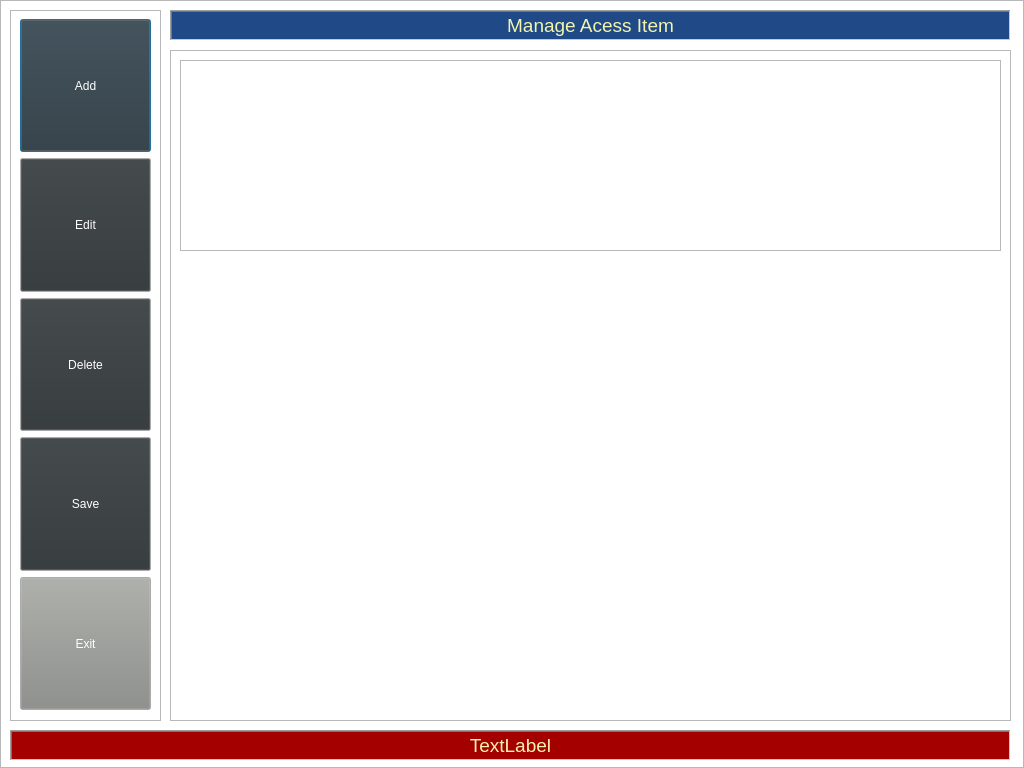
The window that manage_access_item.ui (swodaemkram/aces) describes before a commit, drawn with Qt 5.
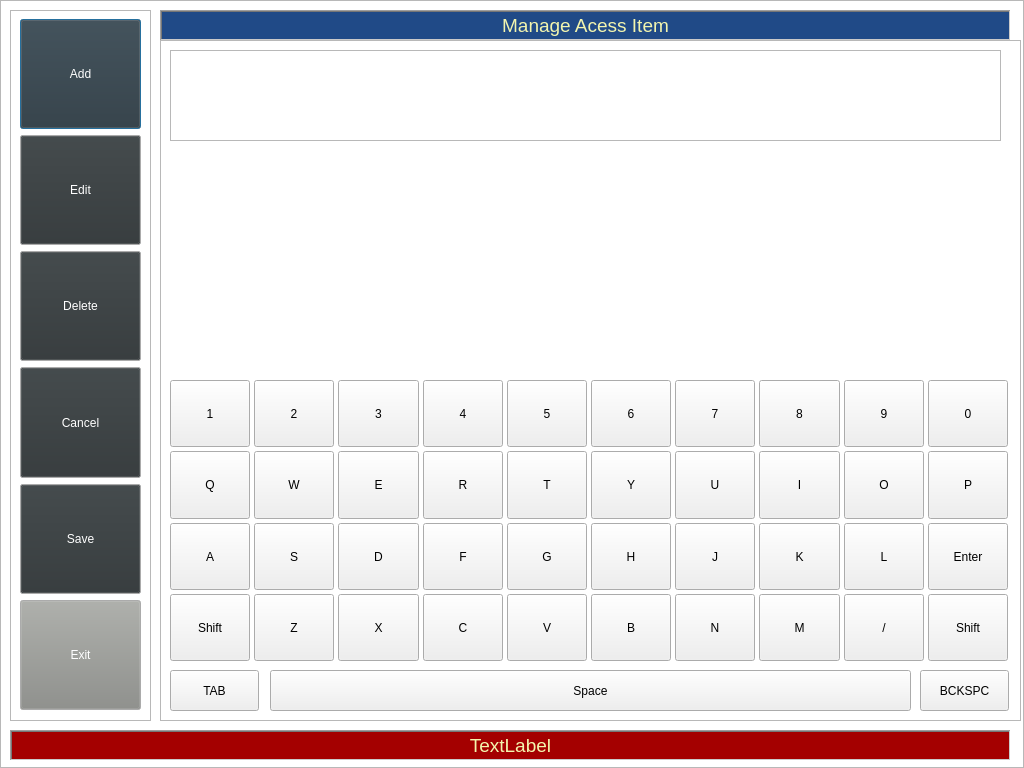
The same window after the commit.

Commit message: Have on screen keyboard and encryption working

What changed in the file:
```diff
--- a/manage_access_item.ui
+++ b/manage_access_item.ui
@@ -32,9 +32,9 @@
   <widget class="QLabel" name="label">
    <property name="geometry">
     <rect>
-     <x>170</x>
+     <x>160</x>
      <y>10</y>
-     <width>841</width>
+     <width>851</width>
      <height>31</height>
     </rect>
    </property>
@@ -411,7 +411,7 @@
     <rect>
      <x>10</x>
      <y>10</y>
-     <width>151</width>
+     <width>141</width>
      <height>711</height>
     </rect>
    </property>
@@ -426,7 +426,7 @@
      <rect>
       <x>10</x>
       <y>9</y>
-      <width>131</width>
+      <width>121</width>
       <height>691</height>
      </rect>
     </property>
@@ -662,6 +662,83 @@
        </property>
       </widget>
      </item>
+     <item>
+      <widget class="QPushButton" name="pushButton_6">
+       <property name="sizePolicy">
+        <sizepolicy hsizetype="MinimumExpanding" vsizetype="MinimumExpanding">
+         <horstretch>0</horstretch>
+         <verstretch>0</verstretch>
+        </sizepolicy>
+       </property>
+       <property name="palette">
+        <palette>
+         <active>
+          <colorrole role="Button">
+           <brush brushstyle="SolidPattern">
+            <color alpha="255">
+             <red>46</red>
+             <green>52</green>
+             <blue>54</blue>
+            </color>
+           </brush>
+          </colorrole>
+          <colorrole role="ButtonText">
+           <brush brushstyle="SolidPattern">
+            <color alpha="255">
+             <red>255</red>
+             <green>255</green>
+             <blue>255</blue>
+            </color>
+           </brush>
+          </colorrole>
+         </active>
+         <inactive>
+          <colorrole role="Button">
+           <brush brushstyle="SolidPattern">
+            <color alpha="255">
+             <red>46</red>
+             <green>52</green>
+             <blue>54</blue>
+            </color>
+           </brush>
+          </colorrole>
+          <colorrole role="ButtonText">
+           <brush brushstyle="SolidPattern">
+            <color alpha="255">
+             <red>255</red>
+             <green>255</green>
+             <blue>255</blue>
+            </color>
+           </brush>
+          </colorrole>
+         </inactive>
+         <disabled>
+          <colorrole role="Button">
+           <brush brushstyle="SolidPattern">
+            <color alpha="255">
+             <red>46</red>
+             <green>52</green>
+             <blue>54</blue>
+            </color>
+           </brush>
+          </colorrole>
+          <colorrole role="ButtonText">
+           <brush brushstyle="SolidPattern">
+            <color alpha="255">
+             <red>190</red>
+             <green>190</green>
+             <blue>190</blue>
+            </color>
+           </brush>
+          </colorrole>
+         </disabled>
+        </palette>
+       </property>
+       <property name="text">
+        <string>Cancel</string>
+       </property>
+      </widget>
+     </item>
      <item>
       <widget class="QPushButton" name="pushButton_5">
        <property name="sizePolicy">
@@ -849,10 +926,10 @@
   <widget class="QFrame" name="frame_2">
    <property name="geometry">
     <rect>
-     <x>170</x>
-     <y>50</y>
-     <width>841</width>
-     <height>671</height>
+     <x>160</x>
+     <y>40</y>
+     <width>861</width>
+     <height>681</height>
     </rect>
    </property>
    <property name="frameShape">
@@ -866,8 +943,8 @@
      <rect>
       <x>10</x>
       <y>10</y>
-      <width>821</width>
-      <height>191</height>
+      <width>831</width>
+      <height>91</height>
      </rect>
     </property>
     <property name="font">
@@ -885,6 +962,589 @@
      <bool>false</bool>
     </attribute>
    </widget>
+   <widget class="QWidget" name="gridLayoutWidget">
+    <property name="geometry">
+     <rect>
+      <x>10</x>
+      <y>340</y>
+      <width>838</width>
+      <height>281</height>
+     </rect>
+    </property>
+    <layout class="QGridLayout" name="gridLayout">
+     <property name="sizeConstraint">
+      <enum>QLayout::SetDefaultConstraint</enum>
+     </property>
+     <property name="leftMargin">
+      <number>0</number>
+     </property>
+     <property name="rightMargin">
+      <number>0</number>
+     </property>
+     <property name="spacing">
+      <number>4</number>
+     </property>
+     <item row="1" column="0">
+      <widget class="QPushButton" name="pushButton_7">
+       <property name="sizePolicy">
+        <sizepolicy hsizetype="MinimumExpanding" vsizetype="MinimumExpanding">
+         <horstretch>0</horstretch>
+         <verstretch>0</verstretch>
+        </sizepolicy>
+       </property>
+       <property name="text">
+        <string>Q</string>
+       </property>
+      </widget>
+     </item>
+     <item row="2" column="7">
+      <widget class="QPushButton" name="pushButton_23">
+       <property name="sizePolicy">
+        <sizepolicy hsizetype="MinimumExpanding" vsizetype="MinimumExpanding">
+         <horstretch>0</horstretch>
+         <verstretch>0</verstretch>
+        </sizepolicy>
+       </property>
+       <property name="text">
+        <string>K</string>
+       </property>
+      </widget>
+     </item>
+     <item row="0" column="4">
+      <widget class="QPushButton" name="pushButton_39">
+       <property name="sizePolicy">
+        <sizepolicy hsizetype="MinimumExpanding" vsizetype="MinimumExpanding">
+         <horstretch>0</horstretch>
+         <verstretch>0</verstretch>
+        </sizepolicy>
+       </property>
+       <property name="text">
+        <string>5</string>
+       </property>
+      </widget>
+     </item>
+     <item row="1" column="1">
+      <widget class="QPushButton" name="pushButton_8">
+       <property name="sizePolicy">
+        <sizepolicy hsizetype="MinimumExpanding" vsizetype="MinimumExpanding">
+         <horstretch>0</horstretch>
+         <verstretch>0</verstretch>
+        </sizepolicy>
+       </property>
+       <property name="text">
+        <string>W</string>
+       </property>
+      </widget>
+     </item>
+     <item row="1" column="5">
+      <widget class="QPushButton" name="pushButton_11">
+       <property name="sizePolicy">
+        <sizepolicy hsizetype="MinimumExpanding" vsizetype="MinimumExpanding">
+         <horstretch>0</horstretch>
+         <verstretch>0</verstretch>
+        </sizepolicy>
+       </property>
+       <property name="text">
+        <string>Y</string>
+       </property>
+      </widget>
+     </item>
+     <item row="2" column="3">
+      <widget class="QPushButton" name="pushButton_19">
+       <property name="sizePolicy">
+        <sizepolicy hsizetype="MinimumExpanding" vsizetype="MinimumExpanding">
+         <horstretch>0</horstretch>
+         <verstretch>0</verstretch>
+        </sizepolicy>
+       </property>
+       <property name="text">
+        <string>F</string>
+       </property>
+      </widget>
+     </item>
+     <item row="2" column="2">
+      <widget class="QPushButton" name="pushButton_18">
+       <property name="sizePolicy">
+        <sizepolicy hsizetype="MinimumExpanding" vsizetype="MinimumExpanding">
+         <horstretch>0</horstretch>
+         <verstretch>0</verstretch>
+        </sizepolicy>
+       </property>
+       <property name="text">
+        <string>D</string>
+       </property>
+      </widget>
+     </item>
+     <item row="3" column="8">
+      <widget class="QPushButton" name="pushButton_46">
+       <property name="sizePolicy">
+        <sizepolicy hsizetype="MinimumExpanding" vsizetype="MinimumExpanding">
+         <horstretch>0</horstretch>
+         <verstretch>0</verstretch>
+        </sizepolicy>
+       </property>
+       <property name="text">
+        <string>/</string>
+       </property>
+      </widget>
+     </item>
+     <item row="3" column="9">
+      <widget class="QPushButton" name="pushButton_33">
+       <property name="sizePolicy">
+        <sizepolicy hsizetype="MinimumExpanding" vsizetype="MinimumExpanding">
+         <horstretch>0</horstretch>
+         <verstretch>0</verstretch>
+        </sizepolicy>
+       </property>
+       <property name="text">
+        <string>Shift</string>
+       </property>
+      </widget>
+     </item>
+     <item row="1" column="2">
+      <widget class="QPushButton" name="pushButton_9">
+       <property name="sizePolicy">
+        <sizepolicy hsizetype="MinimumExpanding" vsizetype="MinimumExpanding">
+         <horstretch>0</horstretch>
+         <verstretch>0</verstretch>
+        </sizepolicy>
+       </property>
+       <property name="text">
+        <string>E</string>
+       </property>
+      </widget>
+     </item>
+     <item row="1" column="9">
+      <widget class="QPushButton" name="pushButton_15">
+       <property name="sizePolicy">
+        <sizepolicy hsizetype="MinimumExpanding" vsizetype="MinimumExpanding">
+         <horstretch>0</horstretch>
+         <verstretch>0</verstretch>
+        </sizepolicy>
+       </property>
+       <property name="text">
+        <string>P</string>
+       </property>
+      </widget>
+     </item>
+     <item row="0" column="7">
+      <widget class="QPushButton" name="pushButton_42">
+       <property name="sizePolicy">
+        <sizepolicy hsizetype="MinimumExpanding" vsizetype="MinimumExpanding">
+         <horstretch>0</horstretch>
+         <verstretch>0</verstretch>
+        </sizepolicy>
+       </property>
+       <property name="text">
+        <string>8</string>
+       </property>
+      </widget>
+     </item>
+     <item row="0" column="8">
+      <widget class="QPushButton" name="pushButton_43">
+       <property name="sizePolicy">
+        <sizepolicy hsizetype="MinimumExpanding" vsizetype="MinimumExpanding">
+         <horstretch>0</horstretch>
+         <verstretch>0</verstretch>
+        </sizepolicy>
+       </property>
+       <property name="text">
+        <string>9</string>
+       </property>
+      </widget>
+     </item>
+     <item row="1" column="3">
+      <widget class="QPushButton" name="pushButton_10">
+       <property name="sizePolicy">
+        <sizepolicy hsizetype="MinimumExpanding" vsizetype="MinimumExpanding">
+         <horstretch>0</horstretch>
+         <verstretch>0</verstretch>
+        </sizepolicy>
+       </property>
+       <property name="text">
+        <string>R</string>
+       </property>
+      </widget>
+     </item>
+     <item row="2" column="6">
+      <widget class="QPushButton" name="pushButton_22">
+       <property name="sizePolicy">
+        <sizepolicy hsizetype="MinimumExpanding" vsizetype="MinimumExpanding">
+         <horstretch>0</horstretch>
+         <verstretch>0</verstretch>
+        </sizepolicy>
+       </property>
+       <property name="text">
+        <string>J</string>
+       </property>
+      </widget>
+     </item>
+     <item row="0" column="0">
+      <widget class="QPushButton" name="pushButton_35">
+       <property name="sizePolicy">
+        <sizepolicy hsizetype="MinimumExpanding" vsizetype="MinimumExpanding">
+         <horstretch>0</horstretch>
+         <verstretch>0</verstretch>
+        </sizepolicy>
+       </property>
+       <property name="text">
+        <string>1</string>
+       </property>
+      </widget>
+     </item>
+     <item row="3" column="7">
+      <widget class="QPushButton" name="pushButton_32">
+       <property name="sizePolicy">
+        <sizepolicy hsizetype="MinimumExpanding" vsizetype="MinimumExpanding">
+         <horstretch>0</horstretch>
+         <verstretch>0</verstretch>
+        </sizepolicy>
+       </property>
+       <property name="text">
+        <string>M</string>
+       </property>
+      </widget>
+     </item>
+     <item row="3" column="6">
+      <widget class="QPushButton" name="pushButton_31">
+       <property name="sizePolicy">
+        <sizepolicy hsizetype="MinimumExpanding" vsizetype="MinimumExpanding">
+         <horstretch>0</horstretch>
+         <verstretch>0</verstretch>
+        </sizepolicy>
+       </property>
+       <property name="text">
+        <string>N</string>
+       </property>
+      </widget>
+     </item>
+     <item row="0" column="3">
+      <widget class="QPushButton" name="pushButton_38">
+       <property name="sizePolicy">
+        <sizepolicy hsizetype="MinimumExpanding" vsizetype="MinimumExpanding">
+         <horstretch>0</horstretch>
+         <verstretch>0</verstretch>
+        </sizepolicy>
+       </property>
+       <property name="text">
+        <string>4</string>
+       </property>
+      </widget>
+     </item>
+     <item row="2" column="4">
+      <widget class="QPushButton" name="pushButton_20">
+       <property name="sizePolicy">
+        <sizepolicy hsizetype="MinimumExpanding" vsizetype="MinimumExpanding">
+         <horstretch>0</horstretch>
+         <verstretch>0</verstretch>
+        </sizepolicy>
+       </property>
+       <property name="text">
+        <string>G</string>
+       </property>
+      </widget>
+     </item>
+     <item row="0" column="5">
+      <widget class="QPushButton" name="pushButton_40">
+       <property name="sizePolicy">
+        <sizepolicy hsizetype="MinimumExpanding" vsizetype="MinimumExpanding">
+         <horstretch>0</horstretch>
+         <verstretch>0</verstretch>
+        </sizepolicy>
+       </property>
+       <property name="text">
+        <string>6</string>
+       </property>
+      </widget>
+     </item>
+     <item row="3" column="2">
+      <widget class="QPushButton" name="pushButton_27">
+       <property name="sizePolicy">
+        <sizepolicy hsizetype="MinimumExpanding" vsizetype="MinimumExpanding">
+         <horstretch>0</horstretch>
+         <verstretch>0</verstretch>
+        </sizepolicy>
+       </property>
+       <property name="text">
+        <string>X</string>
+       </property>
+      </widget>
+     </item>
+     <item row="3" column="0">
+      <widget class="QPushButton" name="pushButton_34">
+       <property name="sizePolicy">
+        <sizepolicy hsizetype="MinimumExpanding" vsizetype="MinimumExpanding">
+         <horstretch>0</horstretch>
+         <verstretch>0</verstretch>
+        </sizepolicy>
+       </property>
+       <property name="text">
+        <string>Shift</string>
+       </property>
+      </widget>
+     </item>
+     <item row="0" column="9">
+      <widget class="QPushButton" name="pushButton_44">
+       <property name="sizePolicy">
+        <sizepolicy hsizetype="MinimumExpanding" vsizetype="MinimumExpanding">
+         <horstretch>0</horstretch>
+         <verstretch>0</verstretch>
+        </sizepolicy>
+       </property>
+       <property name="text">
+        <string>0</string>
+       </property>
+      </widget>
+     </item>
+     <item row="2" column="0">
+      <widget class="QPushButton" name="pushButton_16">
+       <property name="sizePolicy">
+        <sizepolicy hsizetype="MinimumExpanding" vsizetype="MinimumExpanding">
+         <horstretch>0</horstretch>
+         <verstretch>0</verstretch>
+        </sizepolicy>
+       </property>
+       <property name="text">
+        <string>A</string>
+       </property>
+      </widget>
+     </item>
+     <item row="1" column="7">
+      <widget class="QPushButton" name="pushButton_13">
+       <property name="sizePolicy">
+        <sizepolicy hsizetype="MinimumExpanding" vsizetype="MinimumExpanding">
+         <horstretch>0</horstretch>
+         <verstretch>0</verstretch>
+        </sizepolicy>
+       </property>
+       <property name="text">
+        <string>I</string>
+       </property>
+      </widget>
+     </item>
+     <item row="1" column="8">
+      <widget class="QPushButton" name="pushButton_14">
+       <property name="sizePolicy">
+        <sizepolicy hsizetype="MinimumExpanding" vsizetype="MinimumExpanding">
+         <horstretch>0</horstretch>
+         <verstretch>0</verstretch>
+        </sizepolicy>
+       </property>
+       <property name="text">
+        <string>O</string>
+       </property>
+      </widget>
+     </item>
+     <item row="1" column="4">
+      <widget class="QPushButton" name="pushButton_12">
+       <property name="sizePolicy">
+        <sizepolicy hsizetype="MinimumExpanding" vsizetype="MinimumExpanding">
+         <horstretch>0</horstretch>
+         <verstretch>0</verstretch>
+        </sizepolicy>
+       </property>
+       <property name="text">
+        <string>T</string>
+       </property>
+      </widget>
+     </item>
+     <item row="3" column="4">
+      <widget class="QPushButton" name="pushButton_29">
+       <property name="sizePolicy">
+        <sizepolicy hsizetype="MinimumExpanding" vsizetype="MinimumExpanding">
+         <horstretch>0</horstretch>
+         <verstretch>0</verstretch>
+        </sizepolicy>
+       </property>
+       <property name="text">
+        <string>V</string>
+       </property>
+      </widget>
+     </item>
+     <item row="2" column="5">
+      <widget class="QPushButton" name="pushButton_21">
+       <property name="sizePolicy">
+        <sizepolicy hsizetype="MinimumExpanding" vsizetype="MinimumExpanding">
+         <horstretch>0</horstretch>
+         <verstretch>0</verstretch>
+        </sizepolicy>
+       </property>
+       <property name="text">
+        <string>H</string>
+       </property>
+      </widget>
+     </item>
+     <item row="3" column="1">
+      <widget class="QPushButton" name="pushButton_26">
+       <property name="sizePolicy">
+        <sizepolicy hsizetype="MinimumExpanding" vsizetype="MinimumExpanding">
+         <horstretch>0</horstretch>
+         <verstretch>0</verstretch>
+        </sizepolicy>
+       </property>
+       <property name="text">
+        <string>Z</string>
+       </property>
+      </widget>
+     </item>
+     <item row="0" column="6">
+      <widget class="QPushButton" name="pushButton_41">
+       <property name="sizePolicy">
+        <sizepolicy hsizetype="MinimumExpanding" vsizetype="MinimumExpanding">
+         <horstretch>0</horstretch>
+         <verstretch>0</verstretch>
+        </sizepolicy>
+       </property>
+       <property name="text">
+        <string>7</string>
+       </property>
+      </widget>
+     </item>
+     <item row="2" column="8">
+      <widget class="QPushButton" name="pushButton_24">
+       <property name="sizePolicy">
+        <sizepolicy hsizetype="MinimumExpanding" vsizetype="MinimumExpanding">
+         <horstretch>0</horstretch>
+         <verstretch>0</verstretch>
+        </sizepolicy>
+       </property>
+       <property name="text">
+        <string>L</string>
+       </property>
+      </widget>
+     </item>
+     <item row="2" column="9">
+      <widget class="QPushButton" name="pushButton_25">
+       <property name="sizePolicy">
+        <sizepolicy hsizetype="MinimumExpanding" vsizetype="MinimumExpanding">
+         <horstretch>0</horstretch>
+         <verstretch>0</verstretch>
+        </sizepolicy>
+       </property>
+       <property name="text">
+        <string>Enter</string>
+       </property>
+      </widget>
+     </item>
+     <item row="0" column="2">
+      <widget class="QPushButton" name="pushButton_37">
+       <property name="sizePolicy">
+        <sizepolicy hsizetype="MinimumExpanding" vsizetype="MinimumExpanding">
+         <horstretch>0</horstretch>
+         <verstretch>0</verstretch>
+        </sizepolicy>
+       </property>
+       <property name="text">
+        <string>3</string>
+       </property>
+      </widget>
+     </item>
+     <item row="0" column="1">
+      <widget class="QPushButton" name="pushButton_36">
+       <property name="sizePolicy">
+        <sizepolicy hsizetype="MinimumExpanding" vsizetype="MinimumExpanding">
+         <horstretch>0</horstretch>
+         <verstretch>0</verstretch>
+        </sizepolicy>
+       </property>
+       <property name="text">
+        <string>2</string>
+       </property>
+      </widget>
+     </item>
+     <item row="3" column="5">
+      <widget class="QPushButton" name="pushButton_30">
+       <property name="sizePolicy">
+        <sizepolicy hsizetype="MinimumExpanding" vsizetype="MinimumExpanding">
+         <horstretch>0</horstretch>
+         <verstretch>0</verstretch>
+        </sizepolicy>
+       </property>
+       <property name="text">
+        <string>B</string>
+       </property>
+      </widget>
+     </item>
+     <item row="1" column="6">
+      <widget class="QPushButton" name="pushButton_17">
+       <property name="sizePolicy">
+        <sizepolicy hsizetype="MinimumExpanding" vsizetype="MinimumExpanding">
+         <horstretch>0</horstretch>
+         <verstretch>0</verstretch>
+        </sizepolicy>
+       </property>
+       <property name="text">
+        <string>U</string>
+       </property>
+      </widget>
+     </item>
+     <item row="2" column="1">
+      <widget class="QPushButton" name="pushButton_28">
+       <property name="sizePolicy">
+        <sizepolicy hsizetype="MinimumExpanding" vsizetype="MinimumExpanding">
+         <horstretch>0</horstretch>
+         <verstretch>0</verstretch>
+        </sizepolicy>
+       </property>
+       <property name="text">
+        <string>S</string>
+       </property>
+      </widget>
+     </item>
+     <item row="3" column="3">
+      <widget class="QPushButton" name="pushButton_45">
+       <property name="sizePolicy">
+        <sizepolicy hsizetype="MinimumExpanding" vsizetype="MinimumExpanding">
+         <horstretch>0</horstretch>
+         <verstretch>0</verstretch>
+        </sizepolicy>
+       </property>
+       <property name="text">
+        <string>C</string>
+       </property>
+      </widget>
+     </item>
+    </layout>
+   </widget>
+   <widget class="QPushButton" name="pushButton_47">
+    <property name="geometry">
+     <rect>
+      <x>110</x>
+      <y>630</y>
+      <width>641</width>
+      <height>41</height>
+     </rect>
+    </property>
+    <property name="text">
+     <string>Space</string>
+    </property>
+   </widget>
+   <widget class="QPushButton" name="pushButton_48">
+    <property name="geometry">
+     <rect>
+      <x>10</x>
+      <y>630</y>
+      <width>89</width>
+      <height>41</height>
+     </rect>
+    </property>
+    <property name="text">
+     <string>TAB</string>
+    </property>
+   </widget>
+   <widget class="QPushButton" name="pushButton_49">
+    <property name="geometry">
+     <rect>
+      <x>760</x>
+      <y>630</y>
+      <width>89</width>
+      <height>41</height>
+     </rect>
+    </property>
+    <property name="text">
+     <string>BCKSPC</string>
+    </property>
+   </widget>
   </widget>
  </widget>
  <resources/>
```
The commit also changes 7 other files.
